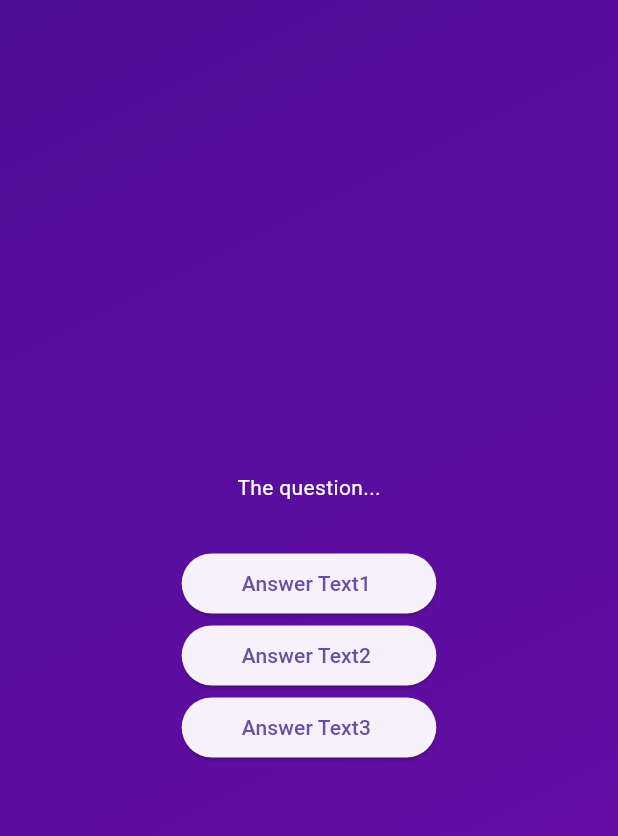
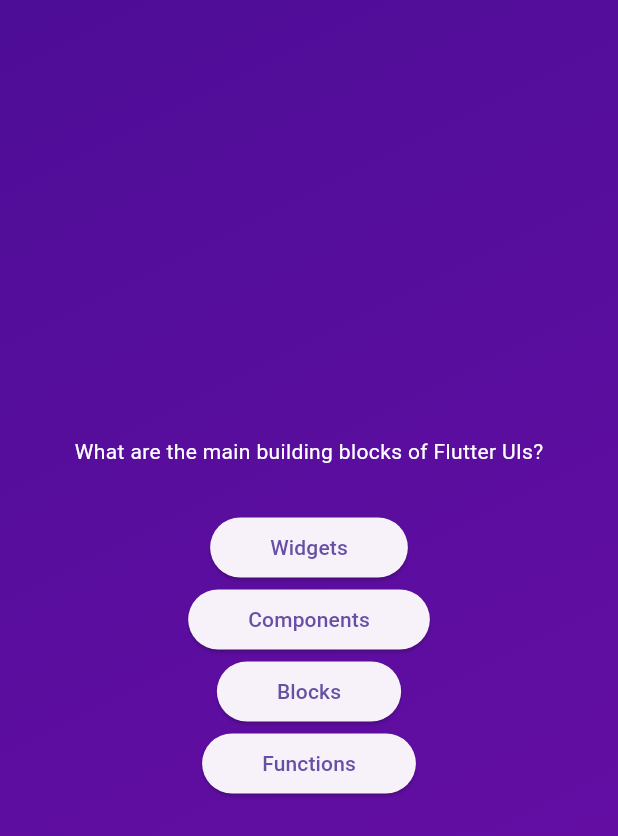
Before and after one commit to saksham-raghuvanshi/flutter-quiz-app, a Flutter app: the screen it shows after launch, after a tap on "Start Quiz", on a phone screen of 412 x 824 dp. Shown: the top 836 px of the screen. Run offline on Flutter 3.47's test engine with Material 3 defaults, Android fonts, the phone set to English and light mode, and no system bars.

Commit message:
Data with page

```diff
--- a/lib/question_screen.dart
+++ b/lib/question_screen.dart
@@ -1,5 +1,6 @@
 import "package:flutter/material.dart";
 import "package:quiz_app/answer_button.dart";
+import 'package:quiz_app/data/questions.dart';
 
 class QuestionsScreen extends StatefulWidget {
   @override
@@ -11,21 +12,23 @@ class QuestionsScreen extends StatefulWidget {
 class _QuestionsScreenState extends State<QuestionsScreen> {
   @override
   Widget build(context) {
+    final currentQuestion = questions[0];
     return SizedBox(
       width: double.infinity,
       child: Column(
         mainAxisAlignment: MainAxisAlignment.center,
         children: [
-          const Text(
-            'The question...',
+          Text(
+            currentQuestion.text,
             style: TextStyle(color: Colors.white),
           ),
           const SizedBox(
             height: 30,
           ),
-          AnswerButton(answerText: 'Answer Text1 ', onTap: () {}),
-          AnswerButton(answerText: 'Answer Text2 ', onTap: () {}),
-          AnswerButton(answerText: 'Answer Text3 ', onTap: () {}),
+          AnswerButton(answerText: currentQuestion.answers[0], onTap: () {}),
+          AnswerButton(answerText: currentQuestion.answers[1], onTap: () {}),
+          AnswerButton(answerText: currentQuestion.answers[2], onTap: () {}),
+          AnswerButton(answerText: currentQuestion.answers[3], onTap: () {}),
         ],
       ),
     );
```
